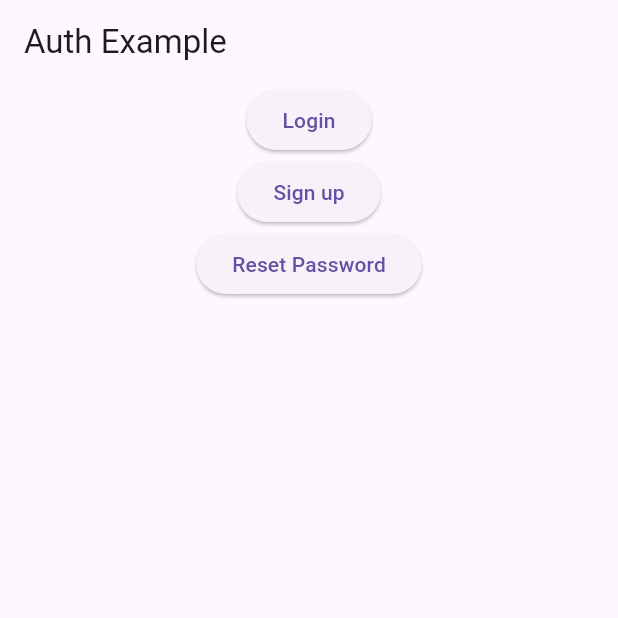
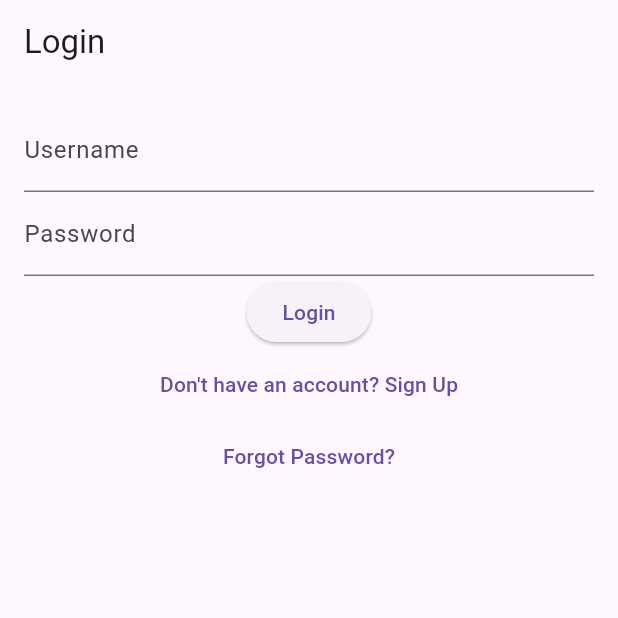
Before and after one commit to RomanAndroschuk/lab12, a Flutter app: the screen it shows after launch, on a phone screen of 412 x 824 dp, the top half of it. Run offline on Flutter 3.47's test engine with Material 3 defaults, Android fonts, the phone set to English and light mode, and no system bars; our stand-ins replace dio.

Commit message:
first commit

```diff
--- /dev/null
+++ b/lib/login.dart
@@ -0,0 +1,56 @@
+import 'package:flutter/material.dart';
+import 'api_service.dart';
+import 'sign-up.dart';
+import 'reset.dart';
+
+class LoginPage extends StatelessWidget {
+  final ApiService apiService = ApiService();
+  final TextEditingController usernameController = TextEditingController();
+  final TextEditingController passwordController = TextEditingController();
+
+  @override
+  Widget build(BuildContext context) {
+    return Scaffold(
+      appBar: AppBar(title: Text('Login')),
+      body: Padding(
+        padding: const EdgeInsets.all(16.0),
+        child: Column(
+          children: [
+            TextField(
+              decoration: InputDecoration(labelText: 'Username'),
+              controller: usernameController,
+            ),
+            TextField(
+              decoration: InputDecoration(labelText: 'Password'),
+              obscureText: true,
+              controller: passwordController,
+            ),
+            ElevatedButton(
+              onPressed: () => apiService.login(
+                  usernameController.text, passwordController.text),
+              child: Text('Login'),
+            ),
+            TextButton(
+              onPressed: () {
+                Navigator.push(
+                  context,
+                  MaterialPageRoute(builder: (context) => SignUpPage()),
+                );
+              },
+              child: Text('Don\'t have an account? Sign Up'),
+            ),
+            TextButton(
+              onPressed: () {
+                Navigator.push(
+                  context,
+                  MaterialPageRoute(builder: (context) => ResetPasswordPage()),
+                );
+              },
+              child: Text('Forgot Password?'),
+            ),
+          ],
+        ),
+      ),
+    );
+  }
+}
--- a/lib/main.dart
+++ b/lib/main.dart
@@ -1,6 +1,15 @@
 import 'package:flutter/material.dart';
-import 'package:lab12/ui.dart';
+import 'login.dart';
 
 void main() {
-  runApp(Ui());
+  runApp(MyApp());
 }
+
+class MyApp extends StatelessWidget {
+  @override
+  Widget build(BuildContext context) {
+    return MaterialApp(
+      home: LoginPage(),
+    );
+  }
+}
--- a/lib/ui.dart
+++ /dev/null
@@ -1,35 +0,0 @@
-import 'package:flutter/material.dart';
-import 'api_service.dart';
-
-class Ui extends StatelessWidget {
-  final ApiService apiService = ApiService();
-
-  Ui({super.key});
-
-  @override
-  Widget build(BuildContext context) {
-    return MaterialApp(
-      home: Scaffold(
-        appBar: AppBar(title: const Text('Auth Example')),
-        body: Center(
-          child: Column(
-            children: [
-              ElevatedButton(
-                onPressed: () => apiService.login('test_user', 'password123'),
-                child: const Text('Login'),
-              ),
-              ElevatedButton(
-                onPressed: () => apiService.signUp('test_user', 'email@example.com', 'password123'),
-                child: const Text('Sign up'),
-              ),
-              ElevatedButton(
-                onPressed: () => apiService.resetPassword('email@example.com'),
-                child: const Text('Reset Password'),
-              ),
-            ],
-          ),
-        ),
-      ),
-    );
-  }
-}
```
Also changed, not shown: lib/reset.dart (added, +35 -0 lines), lib/sign-up.dart (added, +47 -0 lines), 1 other file.
